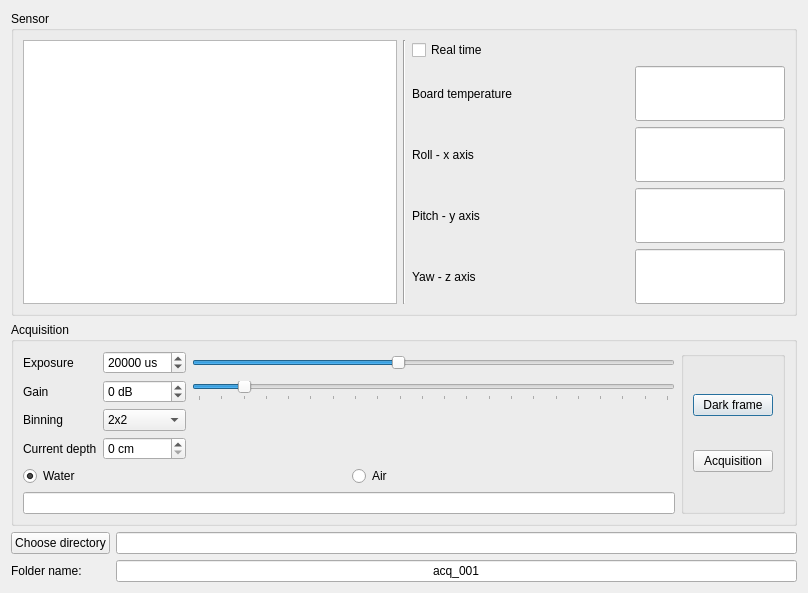
Old version of the form spectral_radiance.ui in the repository RaphaelLarouche/radiance_endoscope_v3.
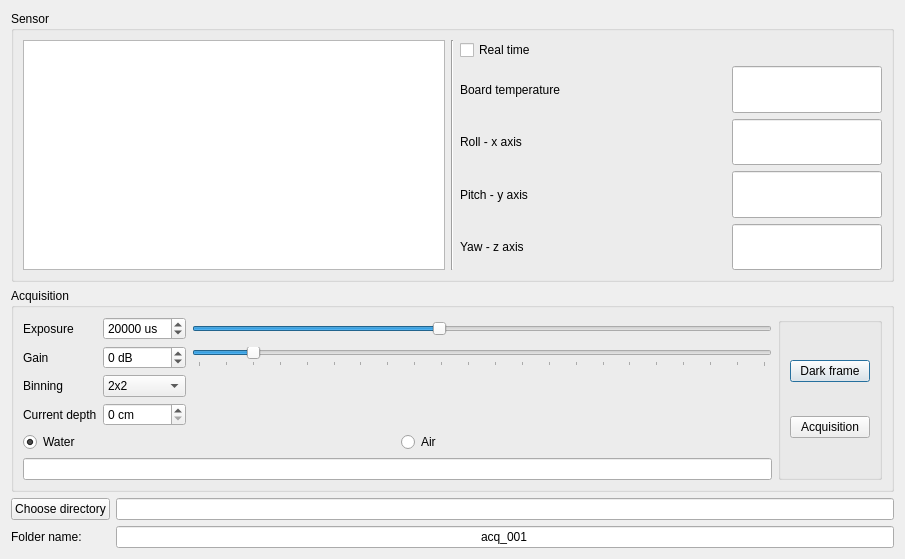
New version of the form. Custom widgets are drawn as their Qt base class.

Commit message: Modification of size of the window. Modification in the error log lineEdit for pixel saturation.

```diff
--- a/spectral_radiance.ui
+++ b/spectral_radiance.ui
@@ -6,8 +6,8 @@
    <rect>
     <x>0</x>
     <y>0</y>
-    <width>808</width>
-    <height>593</height>
+    <width>905</width>
+    <height>559</height>
    </rect>
   </property>
   <property name="maximumSize">
@@ -37,7 +37,7 @@
               <property name="minimumSize">
                <size>
                 <width>200</width>
-                <height>50</height>
+                <height>25</height>
                </size>
               </property>
              </widget>
```
The commit also changes 3 other files.
